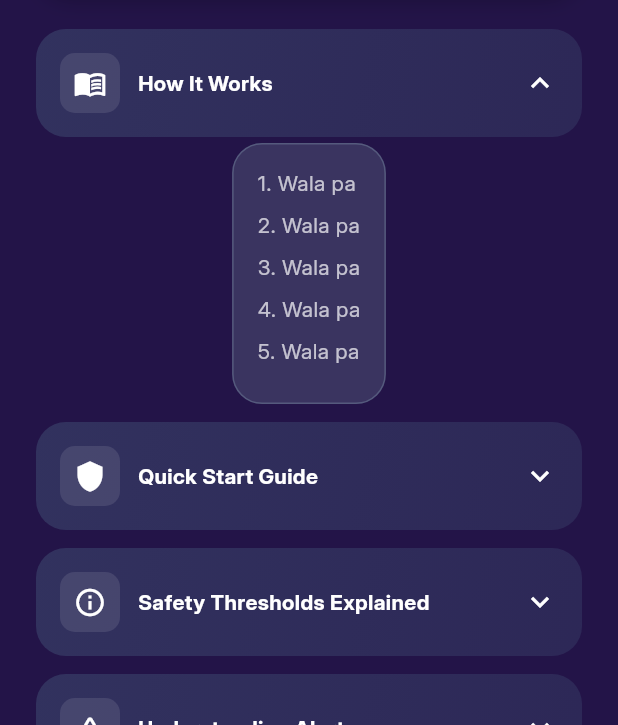
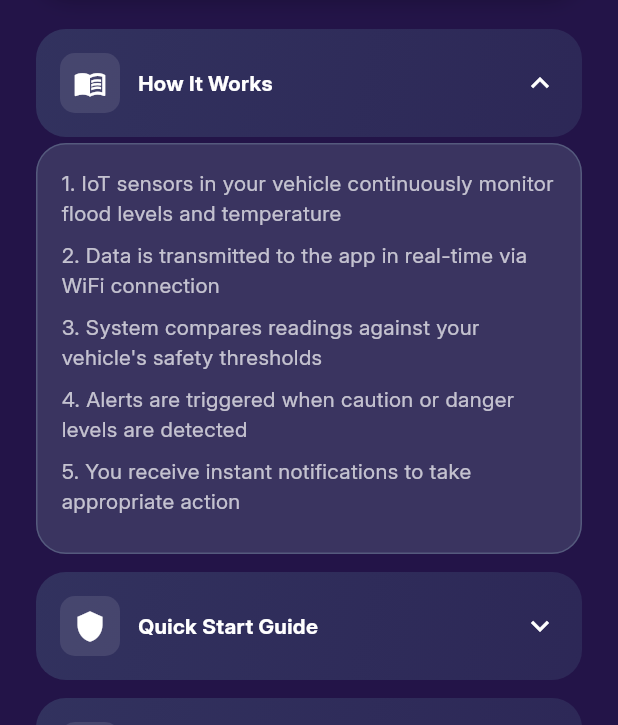
Before and after one commit to jirah11/roadsense_iot_vehicle_safety_system, a Flutter app: the HelpInfoScreen widget shown alone on an empty page, opened directly with empty values, after a tap on "How It Works", on a phone screen of 412 x 824 dp, the part 511-1236 px from its top. Run offline on Flutter 3.47's test engine with Material 3 defaults, Android fonts, the phone set to English and light mode, and no system bars; our stand-ins replace cloud_firestore, firebase_auth, firebase_core, flutter_svg, google_fonts; accounts and stored records are empty.

Commit message:
Help & Info Contents Inserted

```diff
--- a/lib/screens/help_info_screen.dart
+++ b/lib/screens/help_info_screen.dart
@@ -113,25 +113,25 @@ class _HelpInfoScreenState extends State<HelpInfoScreen> {
           const SizedBox(height: 24),
           //contents na nakalagay sa expandables
           _expansion('how-it-works', 'How It Works', Icons.menu_book, [
-            '1. Wala pa',
-            '2. Wala pa',
-            '3. Wala pa',
-            '4. Wala pa',
-            '5. Wala pa',
+            '1. IoT sensors in your vehicle continuously monitor flood levels and temperature',
+            '2. Data is transmitted to the app in real-time via WiFi connection',
+            '3. System compares readings against your vehicle\'s safety thresholds',
+            '4. Alerts are triggered when caution or danger levels are detected',
+            '5. You receive instant notifications to take appropriate action',
           ]),
           _expansion('quick-start', 'Quick Start Guide', Icons.shield, [
-            '1. Wala pa',
-            '2. Wala pa',
-            '3. Wala pa',
-            '4. Wala pa',
+            '1. Install IoT Module: Mount the RoadSense module in your vehicle and connect to power supply.',
+            '2. Configure WiFi: Connect the module to your Wi-Fi network through the Settings page.',
+            '3. Set Vehicle Profile: Select your vehicle type to optimize safety thresholds.',
+            '4. Monitor & Drive Safely: Check your dashboard before and during trips for real-time safety status.',
           ]),
           _expansion(
             'thresholds',
             'Safety Thresholds Explained',
             Icons.info_outline,
             [
-              'Flood Levels: Wala pa',
-              'Temperature: Wala pa',
+              'Flood Levels: Measured in centimeters from ground level. Higher readings indicate deeper water that may damage your vehicle or make it unsafe to drive.',
+              'Temperature: Engine and ambient temperature monitoring. High temperatures can lead to overheating and engine damage.',
             ],
           ),
           _expansion(
@@ -139,24 +139,24 @@ class _HelpInfoScreenState extends State<HelpInfoScreen> {
             'Understanding Alerts',
             Icons.warning_amber_rounded,
             [
-              'SAFE – Wala pa',
-              'CAUTION – Wala pa',
-              'DANGER – Wala pa',
+              'SAFE – All readings are within normal range. Continue driving safely.',
+              'CAUTION – Readings approaching warning thresholds. Drive carefully and monitor conditions.',
+              'DANGER – Critical levels detected. Take immediate action to ensure safety.',
             ],
           ),
           _expansion('flood-safety', 'Flood Safety Tips', Icons.water_drop, [
-            'Wala pa',
-            'Wala pa',
-            'Wala pa',
-            'Wala pa',
-            'Wala pa',
+            'Never drive through flooded areas if water level exceeds your vehicle\'s threshold',
+            'Turn around and find an alternate route when caution alerts appear',
+            'Moving water is more dangerous than it appears - just 6 inches can sweep away a vehicle',
+            'If your vehicle stalls in water, abandon it immediately and move to higher ground',
+            'Watch for debris and hidden hazards in floodwater',
           ]),
           _expansion('temp-safety', 'Temperature Safety Tips', Icons.thermostat, [
-            'Wala pa',
-            'Wala pa',
-            'Wala pa',
-            'Wala pa',
-            'Wala pa',
+            'Pull over safely if engine temperature reaches danger levels',
+            'Turn off air conditioning and turn on heater to help cool the engine',
+            'Never remove radiator cap when engine is hot',
+            'Check coolant levels regularly and before long trips',
+            'Schedule regular maintenance to prevent overheating issues',
           ]),
           //need more help box, nakalagay mga contact details
           const SizedBox(height: 24),
```
Also changed, not shown: pubspec.lock.
